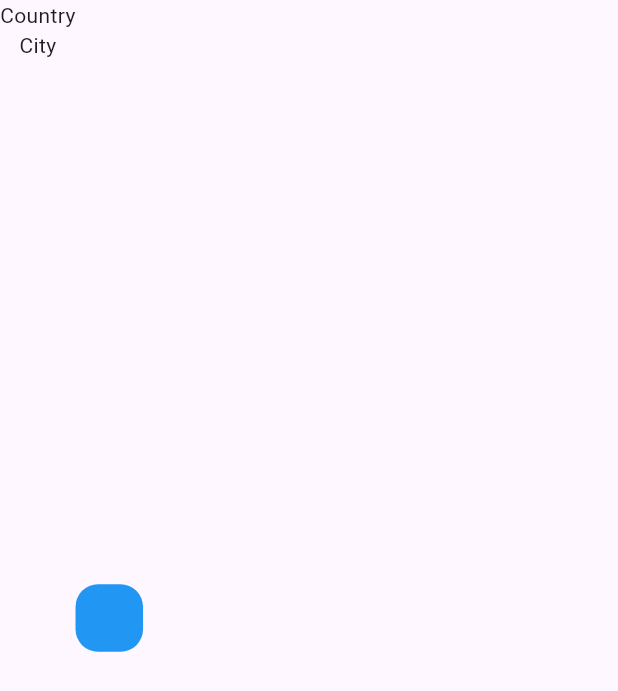
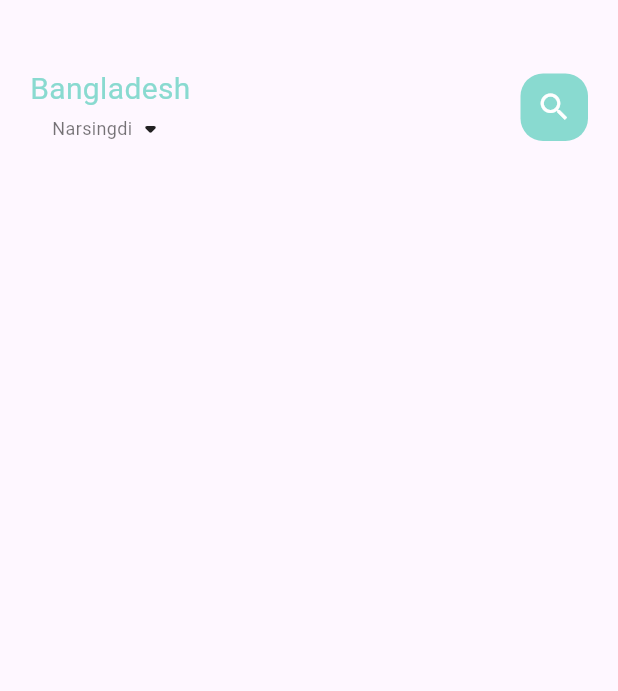
Before and after one commit to rezaoktaviansandyxx/Food_Delivery_App, a Flutter app: the MainFoodPage screen opened directly, on a phone screen of 412 x 824 dp. Shown: the top 691 px of the screen. Run offline on Flutter 3.47's test engine with Material 3 defaults, Android fonts, the phone set to English and light mode, and no system bars; our stand-ins replace google_fonts.

Commit message:
Update UI

```diff
--- a/lib/home/main_food_page.dart
+++ b/lib/home/main_food_page.dart
@@ -1,4 +1,7 @@
 import 'package:flutter/material.dart';
+import 'package:food_delivery/utils/colors.dart';
+import 'package:food_delivery/widgets/big_text.dart';
+import 'package:food_delivery/widgets/small_text.dart';
 
 class MainFoodPage extends StatefulWidget {
   const MainFoodPage({super.key});
@@ -10,25 +13,42 @@ class MainFoodPage extends StatefulWidget {
 class _MainFoodPageState extends State<MainFoodPage> {
   @override
   Widget build(BuildContext context) {
-    return Container(
+    return Scaffold(
+      body: Column(
+        children: [
+          Container(
             child: Container(
+              margin: EdgeInsets.only(top: 45, bottom: 15),
+              padding: EdgeInsets.only(left: 20, right: 20),
               child: Row(
+                mainAxisAlignment: MainAxisAlignment.spaceBetween,
                 children: [
-            Column(children: [
-              Text("Country"),
-              Text("City"),
-            ]),
+                  Column(
+                    children: [
+                      BigText(text: "Bangladesh", color: AppColors.mainColor),
+                      Row(
+                        children: [
+                          SmallText(text: "Narsingdi", color: Colors.black54),
+                          Icon(Icons.arrow_drop_down_rounded),
+                        ],
+                      ),
+                    ],
+                  ),
                   Container(
                     width: 45,
                     height: 45,
+                    child: Icon(Icons.search, color: Colors.white),
                     decoration: BoxDecoration(
                       borderRadius: BorderRadius.circular(15),
-                color: Colors.blue,
+                      color: AppColors.mainColor,
                     ),
                   ),
                 ],
               ),
             ),
+          ),
+        ],
+      ),
     );
   }
 }
--- /dev/null
+++ b/lib/utils/colors.dart
@@ -0,0 +1,14 @@
+import 'dart:ui';
+
+class AppColors {
+  static final Color textColor = const Color(0xFFccc7c5);
+  static final Color mainColor = const Color(0xFF89dad0);
+  static final Color iconColor1 = const Color(0xFFffd28d);
+  static final Color iconColor2 = const Color(0xFFfcab88);
+  static final Color paraColor = const Color(0xFF8f837f);
+  static final Color buttonBackgroundColor = const Color(0xFFf7f6f4);
+  static final Color signColor = const Color(0xFFa9a29f);
+  static final Color titleColor = const Color(0xFF5c524f);
+  static final Color mainBlackColor = const Color(0xFF332d2b);
+  static final Color yellowColor = const Color(0xFFffd379);
+}
--- /dev/null
+++ b/lib/widgets/big_text.dart
@@ -0,0 +1,31 @@
+import 'package:flutter/material.dart';
+import 'package:google_fonts/google_fonts.dart';
+
+class BigText extends StatelessWidget {
+  Color? color;
+  final String text;
+  double size;
+  TextOverflow overFlow;
+  BigText({
+    super.key,
+    this.color = const Color(0xFF332d2b),
+    required this.text,
+    this.size = 20,
+    this.overFlow = TextOverflow.ellipsis,
+  });
+
+  @override
+  Widget build(BuildContext context) {
+    return Text(
+      text,
+      maxLines: 1,
+      overflow: overFlow,
+      style: TextStyle(
+        fontFamily: GoogleFonts.roboto().fontFamily,
+        color: color,
+        fontSize: size,
+        fontWeight: FontWeight.w400,
+      ),
+    );
+  }
+}
--- /dev/null
+++ b/lib/widgets/small_text.dart
@@ -0,0 +1,29 @@
+import 'package:flutter/material.dart';
+import 'package:google_fonts/google_fonts.dart';
+
+class SmallText extends StatelessWidget {
+  Color? color;
+  final String text;
+  double size;
+  double height;
+  SmallText({
+    super.key,
+    this.color = const Color(0xFFccc7c5),
+    required this.text,
+    this.size = 12,
+    this.height = 1.2,
+  });
+
+  @override
+  Widget build(BuildContext context) {
+    return Text(
+      text,
+      style: TextStyle(
+        fontFamily: GoogleFonts.roboto().fontFamily,
+        color: color,
+        fontSize: size,
+        height: height,
+      ),
+    );
+  }
+}
--- a/pubspec.yaml
+++ b/pubspec.yaml
@@ -34,6 +34,7 @@ dependencies:
   # The following adds the Cupertino Icons font to your application.
   # Use with the CupertinoIcons class for iOS style icons.
   cupertino_icons: ^1.0.8
+  google_fonts: ^6.3.2
 
 dev_dependencies:
   flutter_test:
@@ -74,7 +75,7 @@ flutter:
   # list giving the asset and other descriptors for the font. For
   # example:
   # fonts:
-  #   - family: Schyler
+  #   - family: Roboto
   #     fonts:
   #       - asset: fonts/Schyler-Regular.ttf
   #       - asset: fonts/Schyler-Italic.ttf
```
Also changed, not shown: lib/home/food_page_body.dart (added, +15 -0 lines), lib/main.dart (+4 -102 lines), pubspec.lock, 2 other files. Lines whose indentation alone changed are shown as unchanged.
